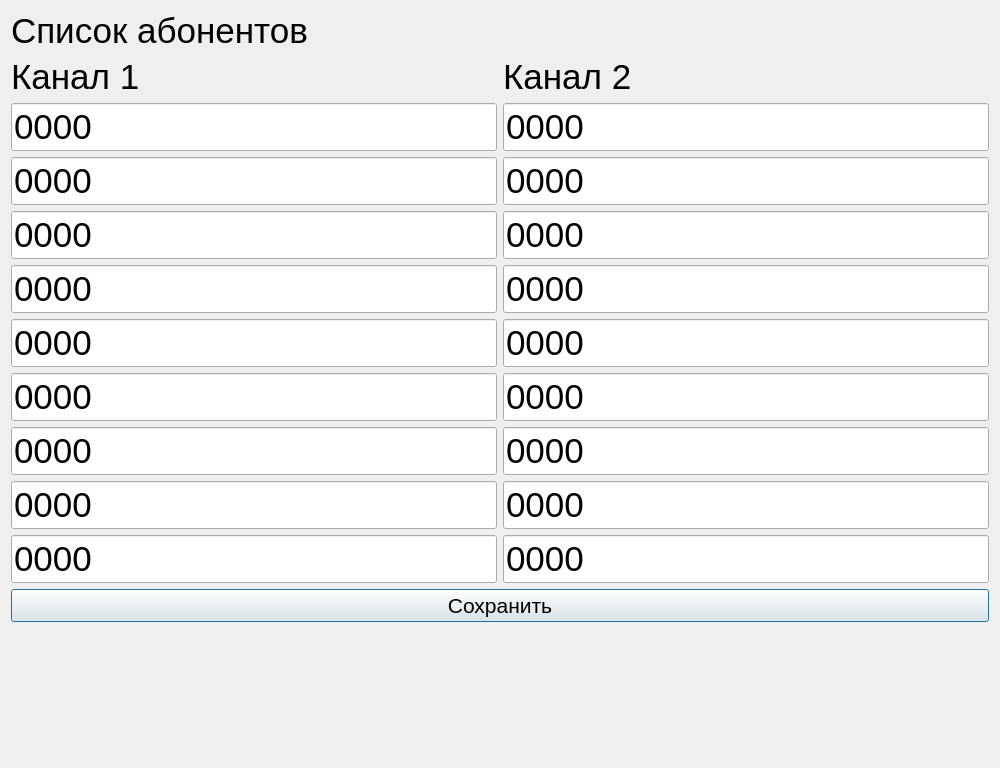
This is FSMConfigCCK/abonentmncfg.ui in fsmos/FSMServer as Qt 5 draws it before an edit. The edited form follows.
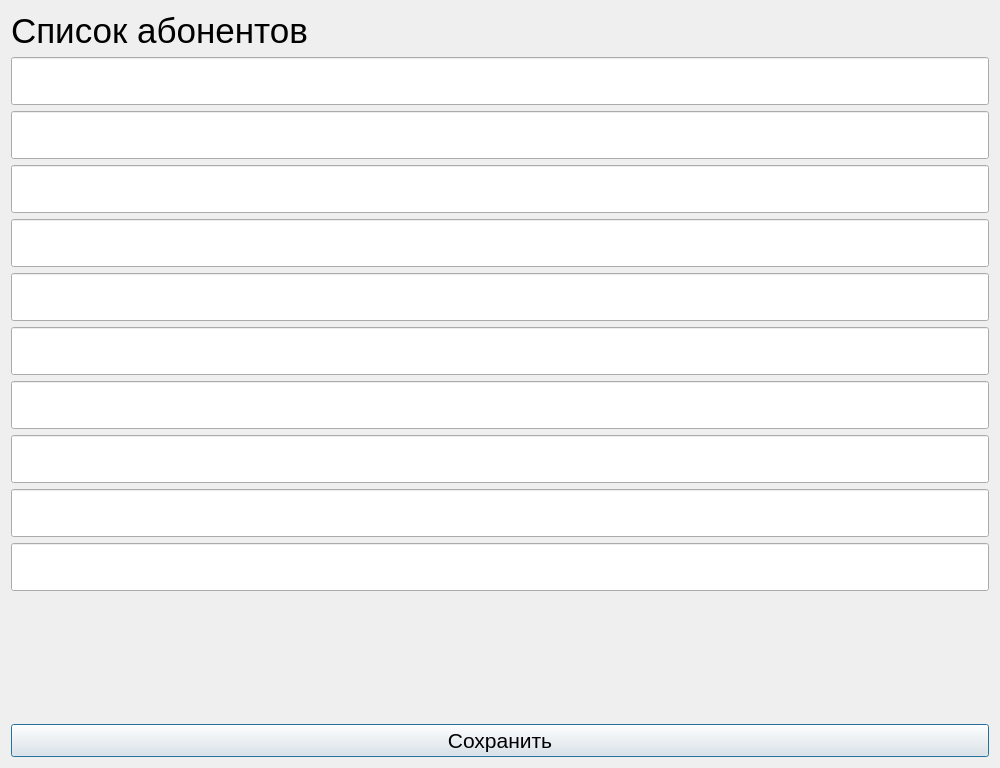
This is the edited form.

The edit to the form file:
```diff
--- a/FSMConfigCCK/abonentmncfg.ui
+++ b/FSMConfigCCK/abonentmncfg.ui
@@ -47,22 +47,6 @@
       </widget>
      </item>
      <item>
-      <layout class="QHBoxLayout" name="horizontalLayout">
-       <item>
-        <layout class="QVBoxLayout" name="verticalLayout_4">
-         <item>
-          <widget class="QLabel" name="label_2">
-           <property name="font">
-            <font>
-             <pointsize>26</pointsize>
-            </font>
-           </property>
-           <property name="text">
-            <string>Канал 1</string>
-           </property>
-          </widget>
-         </item>
-         <item>
           <widget class="QLineEdit" name="t101">
            <property name="font">
             <font>
@@ -73,7 +57,10 @@
             <string>9999</string>
            </property>
            <property name="text">
-            <string>0000</string>
+        <string/>
+       </property>
+       <property name="cursorPosition">
+        <number>0</number>
            </property>
           </widget>
          </item>
@@ -88,7 +75,10 @@
             <string>9999</string>
            </property>
            <property name="text">
-            <string>0000</string>
+        <string/>
+       </property>
+       <property name="cursorPosition">
+        <number>0</number>
            </property>
           </widget>
          </item>
@@ -103,7 +93,10 @@
             <string>9999</string>
            </property>
            <property name="text">
-            <string>0000</string>
+        <string/>
+       </property>
+       <property name="cursorPosition">
+        <number>0</number>
            </property>
           </widget>
          </item>
@@ -118,7 +111,10 @@
             <string>9999</string>
            </property>
            <property name="text">
-            <string>0000</string>
+        <string/>
+       </property>
+       <property name="cursorPosition">
+        <number>0</number>
            </property>
           </widget>
          </item>
@@ -133,7 +129,16 @@
             <string>9999</string>
            </property>
            <property name="text">
-            <string>0000</string>
+        <string/>
+       </property>
+       <property name="maxLength">
+        <number>4</number>
+       </property>
+       <property name="echoMode">
+        <enum>QLineEdit::Normal</enum>
+       </property>
+       <property name="cursorPosition">
+        <number>0</number>
            </property>
           </widget>
          </item>
@@ -148,22 +153,10 @@
             <string>9999</string>
            </property>
            <property name="text">
-            <string>0000</string>
-           </property>
-          </widget>
-         </item>
-         <item>
-          <widget class="QLineEdit" name="t107">
-           <property name="font">
-            <font>
-             <pointsize>26</pointsize>
-            </font>
-           </property>
-           <property name="inputMask">
-            <string>9999</string>
-           </property>
-           <property name="text">
-            <string>0000</string>
+        <string/>
+       </property>
+       <property name="cursorPosition">
+        <number>0</number>
            </property>
           </widget>
          </item>
@@ -178,7 +171,28 @@
             <string>9999</string>
            </property>
            <property name="text">
-            <string>0000</string>
+        <string/>
+       </property>
+       <property name="cursorPosition">
+        <number>0</number>
+       </property>
+      </widget>
+     </item>
+     <item>
+      <widget class="QLineEdit" name="t107">
+       <property name="font">
+        <font>
+         <pointsize>26</pointsize>
+        </font>
+       </property>
+       <property name="inputMask">
+        <string>9999</string>
+       </property>
+       <property name="text">
+        <string/>
+       </property>
+       <property name="cursorPosition">
+        <number>0</number>
            </property>
           </widget>
          </item>
@@ -193,171 +207,25 @@
             <string>9999</string>
            </property>
            <property name="text">
-            <string>0000</string>
-           </property>
-          </widget>
-         </item>
-        </layout>
-       </item>
-       <item>
-        <layout class="QVBoxLayout" name="verticalLayout_3">
-         <item>
-          <widget class="QLabel" name="label_3">
-           <property name="font">
-            <font>
-             <pointsize>26</pointsize>
-            </font>
-           </property>
-           <property name="text">
-            <string>Канал 2</string>
-           </property>
+        <string/>
+       </property>
+       <property name="cursorPosition">
+        <number>0</number>
+       </property>
           </widget>
          </item>
          <item>
-          <widget class="QLineEdit" name="t201">
+      <widget class="QLineEdit" name="t110">
            <property name="font">
             <font>
              <pointsize>26</pointsize>
-            </font>
-           </property>
-           <property name="text">
-            <string>0000</string>
-           </property>
-          </widget>
-         </item>
-         <item>
-          <widget class="QLineEdit" name="t202">
-           <property name="font">
-            <font>
-             <pointsize>26</pointsize>
-            </font>
-           </property>
+         <weight>50</weight>
+         <italic>false</italic>
+         <bold>false</bold>
+        </font>
+       </property>
            <property name="inputMask">
             <string>9999</string>
-           </property>
-           <property name="text">
-            <string>0000</string>
-           </property>
-          </widget>
-         </item>
-         <item>
-          <widget class="QLineEdit" name="t203">
-           <property name="font">
-            <font>
-             <pointsize>26</pointsize>
-            </font>
-           </property>
-           <property name="inputMask">
-            <string>9999</string>
-           </property>
-           <property name="text">
-            <string>0000</string>
-           </property>
-          </widget>
-         </item>
-         <item>
-          <widget class="QLineEdit" name="t204">
-           <property name="font">
-            <font>
-             <pointsize>26</pointsize>
-            </font>
-           </property>
-           <property name="inputMask">
-            <string>9999</string>
-           </property>
-           <property name="text">
-            <string>0000</string>
-           </property>
-          </widget>
-         </item>
-         <item>
-          <widget class="QLineEdit" name="t205">
-           <property name="font">
-            <font>
-             <pointsize>26</pointsize>
-            </font>
-           </property>
-           <property name="inputMask">
-            <string>9999</string>
-           </property>
-           <property name="text">
-            <string>0000</string>
-           </property>
-          </widget>
-         </item>
-         <item>
-          <widget class="QLineEdit" name="t206">
-           <property name="font">
-            <font>
-             <pointsize>26</pointsize>
-            </font>
-           </property>
-           <property name="inputMask">
-            <string>9999</string>
-           </property>
-           <property name="text">
-            <string>0000</string>
-           </property>
-          </widget>
-         </item>
-         <item>
-          <widget class="QLineEdit" name="t207">
-           <property name="font">
-            <font>
-             <pointsize>26</pointsize>
-            </font>
-           </property>
-           <property name="inputMask">
-            <string>9999</string>
-           </property>
-           <property name="text">
-            <string>0000</string>
-           </property>
-          </widget>
-         </item>
-         <item>
-          <widget class="QLineEdit" name="t208">
-           <property name="font">
-            <font>
-             <pointsize>26</pointsize>
-            </font>
-           </property>
-           <property name="inputMask">
-            <string>9999</string>
-           </property>
-           <property name="text">
-            <string>0000</string>
-           </property>
-          </widget>
-         </item>
-         <item>
-          <widget class="QLineEdit" name="t209">
-           <property name="font">
-            <font>
-             <pointsize>26</pointsize>
-            </font>
-           </property>
-           <property name="inputMask">
-            <string>9999</string>
-           </property>
-           <property name="text">
-            <string>0000</string>
-           </property>
-          </widget>
-         </item>
-        </layout>
-       </item>
-      </layout>
-     </item>
-     <item>
-      <widget class="QPushButton" name="pushButton">
-       <property name="font">
-        <font>
-         <pointsize>16</pointsize>
-        </font>
-       </property>
-       <property name="text">
-        <string>Сохранить</string>
        </property>
       </widget>
      </item>
@@ -374,6 +242,18 @@
        </property>
       </spacer>
      </item>
+     <item>
+      <widget class="QPushButton" name="pushButton">
+       <property name="font">
+        <font>
+         <pointsize>16</pointsize>
+        </font>
+       </property>
+       <property name="text">
+        <string>Сохранить</string>
+       </property>
+      </widget>
+     </item>
     </layout>
    </item>
   </layout>
```
Lines whose indentation alone changed are shown as unchanged.
